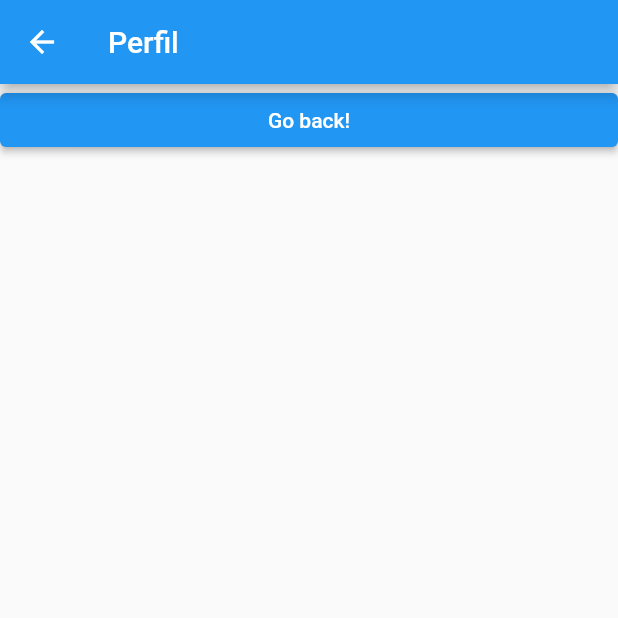
After one commit to JulianFernandez28/ProyectoExportacion, a Flutter app: the PerfilUser screen opened by its route, on a phone screen of 412 x 824 dp, the top half of it. The commit adds this screen. Run offline on Flutter 3.47's test engine with Material 2 defaults, Android fonts, the phone set to English and light mode, and no system bars.

Commit message:
error de navegacion resuelto

```diff
--- a/proyectoexportacion/lib/main.dart
+++ b/proyectoexportacion/lib/main.dart
@@ -1,5 +1,7 @@
 import 'package:flutter/material.dart';
 import 'package:proyectoexportacion/widgets/firstscreen.dart';
+import 'package:proyectoexportacion/widgets/fourscreen.dart';
+import 'package:proyectoexportacion/widgets/perfilscreen.dart';
 import 'package:proyectoexportacion/widgets/screenenvios.dart';
 import 'package:proyectoexportacion/widgets/thirtscreen.dart';
 import 'package:proyectoexportacion/widgets/secondscreen.dart';
@@ -16,7 +18,9 @@ void main() {
         '/': (context) => const FirstScreen(),
         // When navigating to the "/second" route, build the SecondScreen widget.
         'second': (context) => const SecondScreen(),
-        'thirt': (context) => const ThirtScreen()
+        'thirt': (context) => const ThirtScreen(),
+        'four': (context) => const FourScreen(),
+        'perfil':((context) => const PerfilUser())
       },
     ),
   );
--- /dev/null
+++ b/proyectoexportacion/lib/widgets/perfilscreen.dart
@@ -0,0 +1,26 @@
+import 'package:flutter/material.dart';
+
+class PerfilUser extends StatelessWidget {
+  const PerfilUser({super.key});
+
+  @override
+  Widget build(BuildContext context) {
+    return Scaffold(
+      appBar: AppBar(
+        title: const Text('Perfil'),
+      ),
+      body: SizedBox(
+        child: ListView(
+          children: [
+            ElevatedButton(
+              onPressed: () {
+                Navigator.pop(context);
+              },
+              child: const Text('Go back!'),
+            ),
+          ],
+        ),
+      ),
+    );
+  }
+}
```
Also changed, not shown: proyectoexportacion/lib/widgets/firstscreen.dart (+20 -4 lines), proyectoexportacion/lib/widgets/fourscreen.dart (added, +26 -0 lines).
